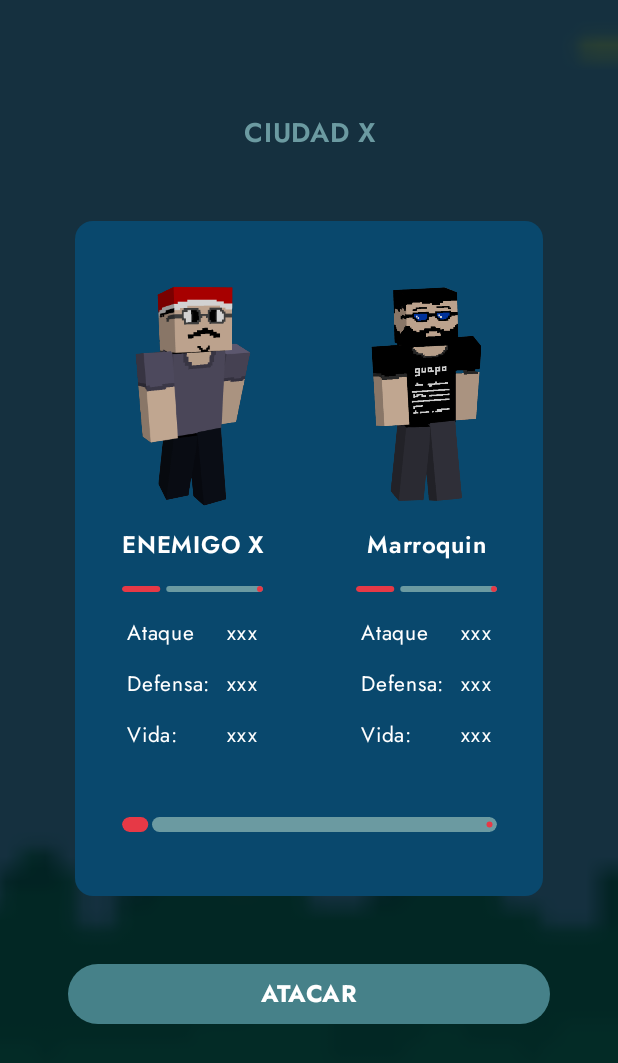
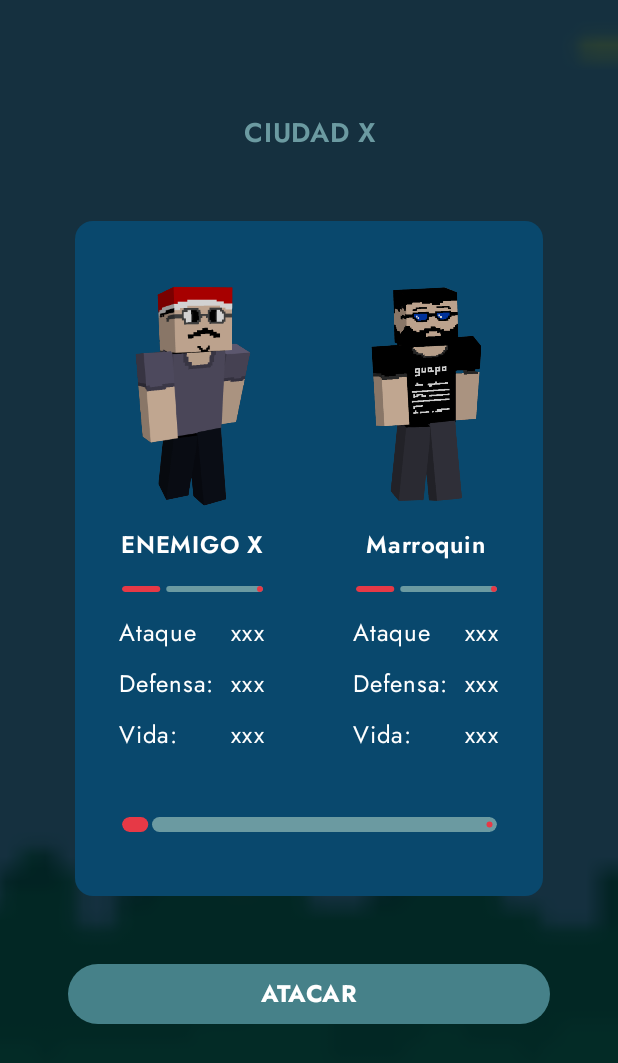
Before and after one commit to Falcon-Team-Mov/Info-King-APP, an Android app built with Jetpack Compose: the composable FightScreen shown on its own in the app's theme, on a phone screen of 412 x 824 dp. Shown: the top 1063 px of the screen. Run offline under Robolectric (Android 15) with nearby library versions, the phone set to English and light mode, and no system bars.

```diff
--- a/app/src/main/java/com/falconteam/infoking/ui/navigation/user/screens/fight/FightScreen.kt
+++ b/app/src/main/java/com/falconteam/infoking/ui/navigation/user/screens/fight/FightScreen.kt
@@ -194,7 +194,6 @@ fun Fightdetail(modifier: Modifier = Modifier){
             Text(
                 text = "Ataque",
                 fontFamily = jostRegular,
-                fontSize = 14.sp,
                 color = white,
                 modifier = Modifier
                     .padding(top = 10.dp)
@@ -202,7 +201,6 @@ fun Fightdetail(modifier: Modifier = Modifier){
             Text(
                 text = "Defensa:",
                 fontFamily = jostRegular,
-                fontSize = 14.sp,
                 color = white,
                 modifier = Modifier
                     .padding(top = 10.dp)
@@ -210,7 +208,6 @@ fun Fightdetail(modifier: Modifier = Modifier){
             Text(
                 text = "Vida:",
                 fontFamily = jostRegular,
-                fontSize = 14.sp,
                 color = white,
                 modifier = Modifier
                     .padding(top = 10.dp)
@@ -223,7 +220,6 @@ fun Fightdetail(modifier: Modifier = Modifier){
             Text(
                 text = "xxx",
                 fontFamily = jostRegular,
-                fontSize = 14.sp,
                 color = white,
                 modifier = Modifier
                     .padding(top = 10.dp)
@@ -231,7 +227,6 @@ fun Fightdetail(modifier: Modifier = Modifier){
             Text(
                 text = "xxx",
                 fontFamily = jostRegular,
-                fontSize = 14.sp,
                 color = white,
                 modifier = Modifier
                     .padding(top = 10.dp)
@@ -239,7 +234,6 @@ fun Fightdetail(modifier: Modifier = Modifier){
             Text(
                 text = "xxx",
                 fontFamily = jostRegular,
-                fontSize = 14.sp,
                 color = white,
                 modifier = Modifier
                     .padding(top = 10.dp)
@@ -257,7 +251,6 @@ fun Fightdetail2(modifier: Modifier = Modifier){
             Text(
                 text = "Ataque",
                 fontFamily = jostRegular,
-                fontSize = 14.sp,
                 color = white,
                 modifier = Modifier
                     .padding(top = 10.dp)
@@ -265,7 +258,6 @@ fun Fightdetail2(modifier: Modifier = Modifier){
             Text(
                 text = "Defensa:",
                 fontFamily = jostRegular,
-                fontSize = 14.sp,
                 color = white,
                 modifier = Modifier
                     .padding(top = 10.dp)
@@ -273,7 +265,6 @@ fun Fightdetail2(modifier: Modifier = Modifier){
             Text(
                 text = "Vida:",
                 fontFamily = jostRegular,
-                fontSize = 14.sp,
                 color = white,
                 modifier = Modifier
                     .padding(top = 10.dp)
@@ -286,7 +277,6 @@ fun Fightdetail2(modifier: Modifier = Modifier){
             Text(
                 text = "xxx",
                 fontFamily = jostRegular,
-                fontSize = 14.sp,
                 color = white,
                 modifier = Modifier
                     .padding(top = 10.dp)
@@ -294,7 +284,6 @@ fun Fightdetail2(modifier: Modifier = Modifier){
             Text(
                 text = "xxx",
                 fontFamily = jostRegular,
-                fontSize = 14.sp,
                 color = white,
                 modifier = Modifier
                     .padding(top = 10.dp)
@@ -302,7 +291,6 @@ fun Fightdetail2(modifier: Modifier = Modifier){
             Text(
                 text = "xxx",
                 fontFamily = jostRegular,
-                fontSize = 14.sp,
                 color = white,
                 modifier = Modifier
                     .padding(top = 10.dp)
```
